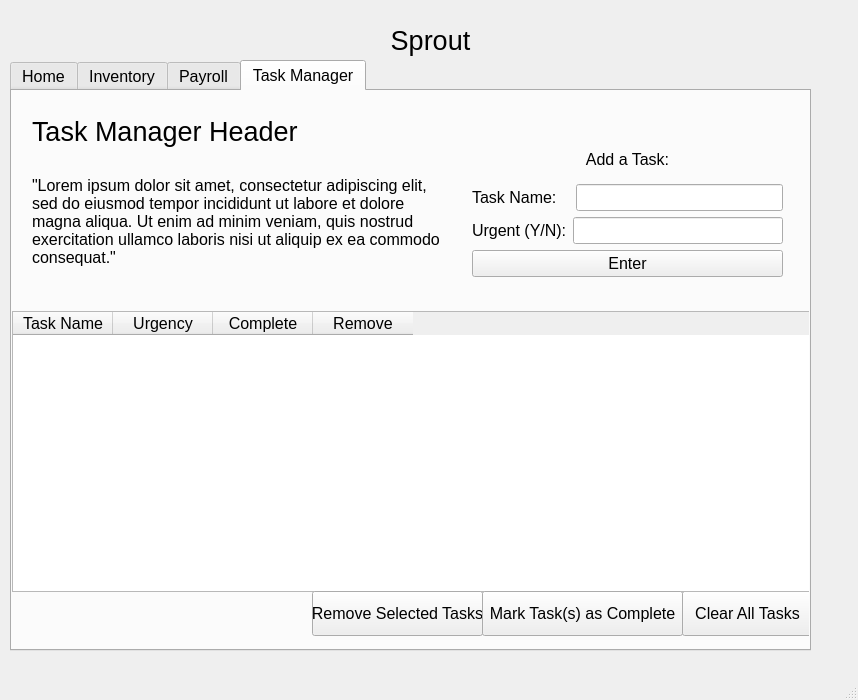
Above: FarmingSystemManager/mainwindow.ui from ryan-ghosh/FarmerSystemManager before the change. Below: the same form after it.
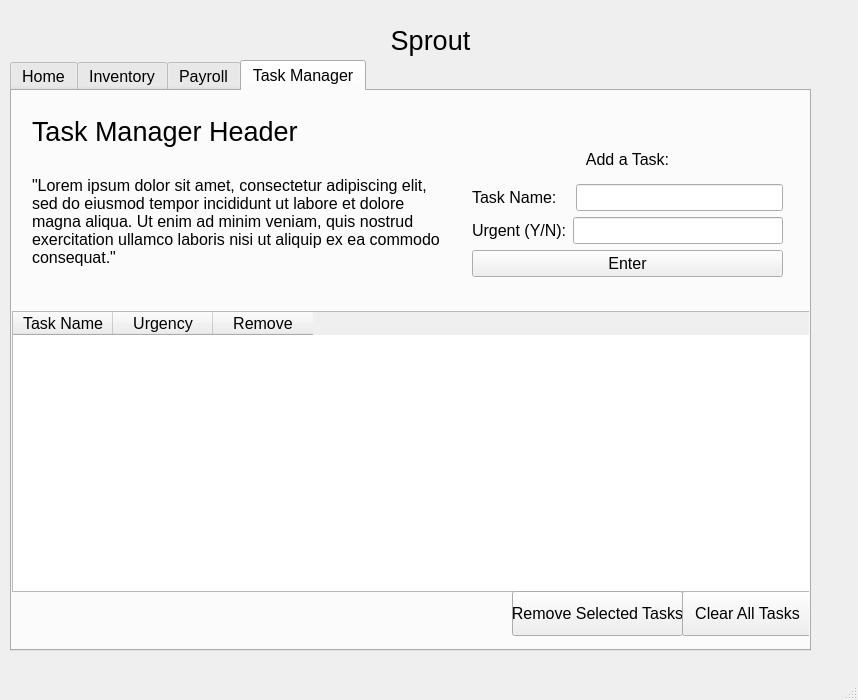
That is the form after the change.

Commit message: added full functionality to buttons for task manager. pain

What changed in the file:
```diff
--- a/FarmingSystemManager/mainwindow.ui
+++ b/FarmingSystemManager/mainwindow.ui
@@ -545,34 +545,16 @@
         <string>Urgency</string>
        </property>
       </column>
-      <column>
-       <property name="text">
-        <string>Complete</string>
-       </property>
-      </column>
       <column>
        <property name="text">
         <string>Remove</string>
        </property>
       </column>
      </widget>
-     <widget class="QPushButton" name="completebutton">
-      <property name="geometry">
-       <rect>
-        <x>470</x>
-        <y>500</y>
-        <width>201</width>
-        <height>45</height>
-       </rect>
-      </property>
-      <property name="text">
-       <string>Mark Task(s) as Complete</string>
-      </property>
-     </widget>
      <widget class="QPushButton" name="pushButton_2">
       <property name="geometry">
        <rect>
-        <x>300</x>
+        <x>500</x>
         <y>500</y>
         <width>171</width>
         <height>45</height>
```
The commit also changes 7 other files.
